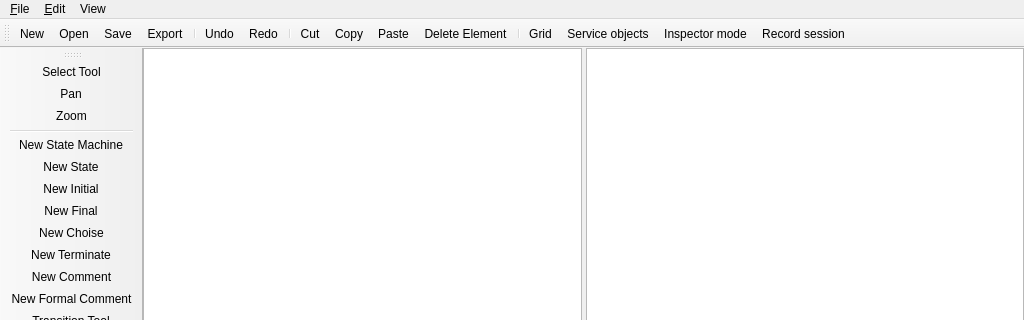
Above: smeditor_window.ui from dralex/CyberiadaHSM-Editor before the change; both pictures show x 0 to 1024 and y 0 to 320 of the 1024 by 768 pixel window. Below: the same form after it.
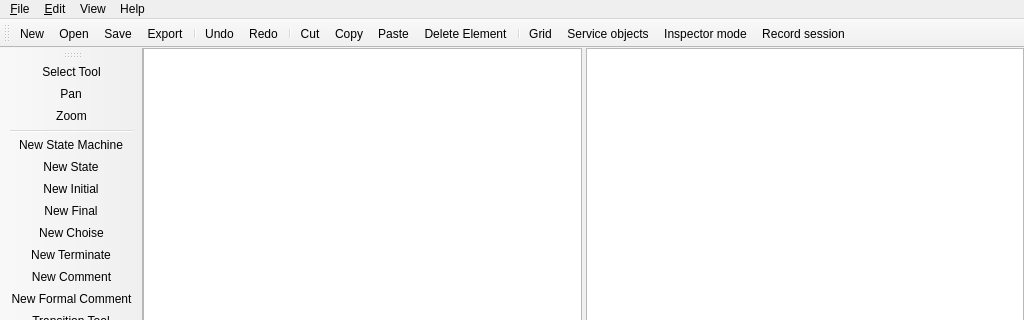
That is the form after the change. Icons and pictures are not drawn. Custom widgets are drawn as their Qt base class.

Commit message: add a Help menu with an About dialog

```diff
--- a/smeditor_window.ui
+++ b/smeditor_window.ui
@@ -143,9 +143,16 @@
     <addaction name="actionPreferences"/>
     <addaction name="separator"/>
    </widget>
+   <widget class="QMenu" name="menuHelp">
+    <property name="title">
+     <string>Help</string>
+    </property>
+    <addaction name="actionAbout"/>
+   </widget>
    <addaction name="menuFile"/>
    <addaction name="menuEdit"/>
    <addaction name="menuView"/>
+   <addaction name="menuHelp"/>
   </widget>
   <widget class="QToolBar" name="mainToolBar">
    <attribute name="toolBarArea">
```
Left out of the diff: 22 changed lines with no effect on the pictures. The commit also changes 7 other files.
